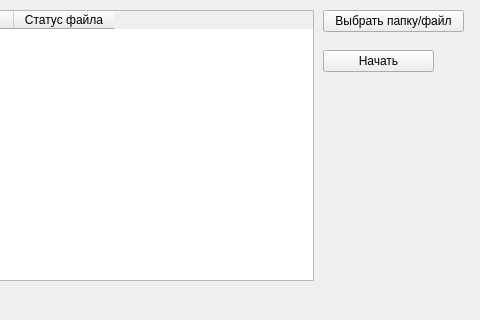
Old version of the form mainwindow.ui in the repository anastasia-dushanova/DocGenerator; both pictures show x 97 to 577 and y 0 to 320 of the 577 by 403 pixel window.
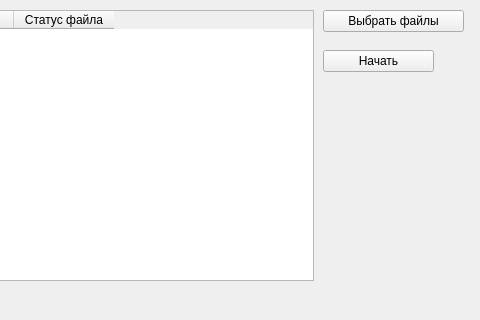
New version of the form.

Commit message: - добавление надписей для виджетов

What changed in the file:
```diff
--- a/mainwindow.ui
+++ b/mainwindow.ui
@@ -24,7 +24,7 @@
      </rect>
     </property>
     <property name="text">
-     <string>Выбрать папку/файл</string>
+     <string>Выбрать файлы</string>
     </property>
    </widget>
    <widget class="QPushButton" name="pushButton_start">
```
Left out of the diff: 4 changed lines with no effect on the pictures. The commit also changes 2 other files.
